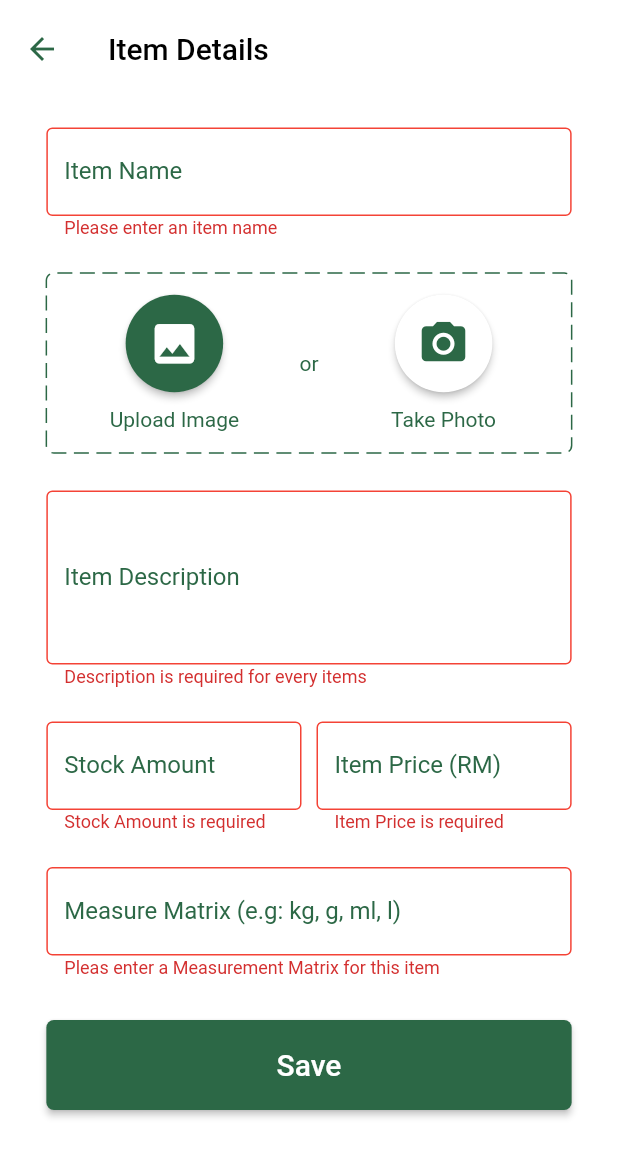
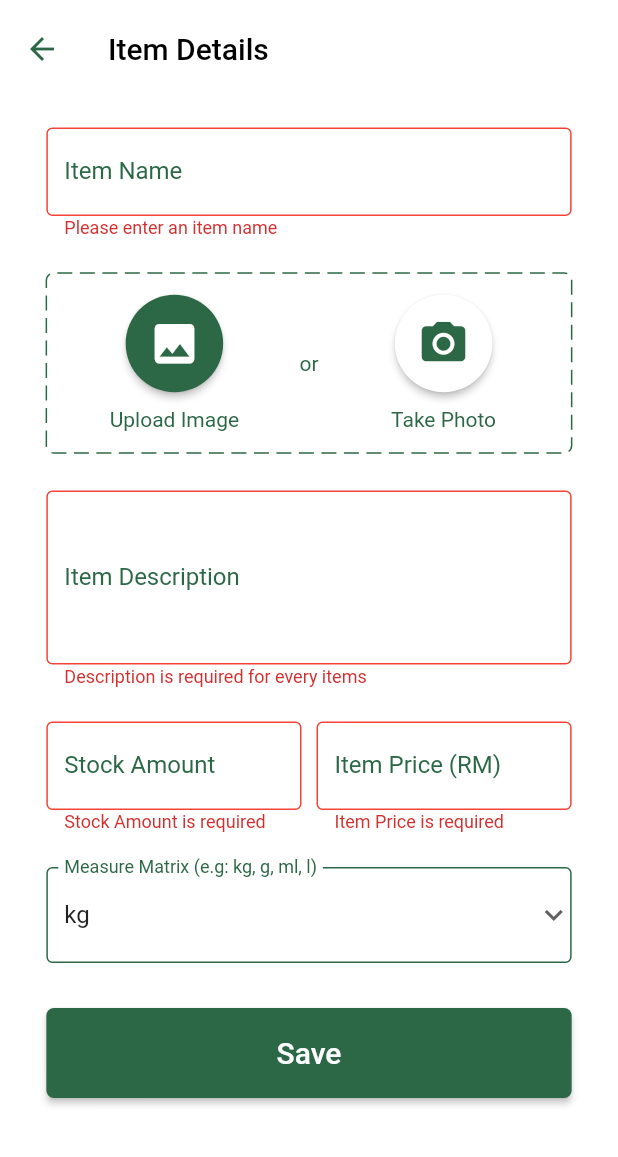
Before and after one commit to Ks1220/flutter_grocery, a Flutter app: the AddItem screen opened directly with empty values, after a tap on "Save", on a phone screen of 412 x 824 dp. Shown: the top 1157 px of the screen. Run offline on Flutter 3.47's test engine with Material 2 defaults, Android fonts, the phone set to English and light mode, and no system bars; drawn by our look-alikes of dotted_border; our stand-ins replace cloud_firestore, double_back_to_close_app, firebase_auth, firebase_core, firebase_storage, flash and 2 more; missing offline and left inert: alphabet_scroll_view; accounts and stored records are empty.

Commit message:
Added dropdown for measurement metrics

```diff
--- a/lib/AddItem.dart
+++ b/lib/AddItem.dart
@@ -32,11 +32,23 @@ class _AddItemState extends State<AddItem> {
   late String imageUrl;
   DocumentSnapshot? groceryItem;
 
+  String dropdownvalue = 'kg';
+
+  var measurementMatrix = [
+    'kg',
+    'g',
+    'mg',
+    'L',
+    'mL',
+    'lb',
+    'piece',
+  ];
+
   TextEditingController _itemNameController = TextEditingController();
   TextEditingController _itemDescriptionController = TextEditingController();
   TextEditingController _itemStockController = TextEditingController();
   TextEditingController _itemPriceController = TextEditingController();
-  TextEditingController _itemMeasurementController = TextEditingController();
+
   @override
   void initState() {
     super.initState();
@@ -58,7 +70,7 @@ class _AddItemState extends State<AddItem> {
           _itemDescriptionController.text = docs["itemDescription"];
           _itemStockController.text = docs["stockAmount"];
           _itemPriceController.text = docs["price"];
-          _itemMeasurementController.text = docs["measurementMatrix"];
+          dropdownvalue = docs["measurementMatrix"];
         });
       });
     }
@@ -489,10 +501,35 @@ class _AddItemState extends State<AddItem> {
                     ],
                   ),
                   SizedBox(height: 25.0),
-                  TextFormField(
-                    controller: _itemMeasurementController,
+                  // TextFormField(
+                  //   controller: _itemMeasurementController,
+                  //   validator: (input) {
+                  //     if (input!.isEmpty)
+                  //       return 'Pleas enter a Measurement Matrix for this item';
+                  //   },
+                  //   decoration: InputDecoration(
+                  //     focusedErrorBorder: OutlineInputBorder(
+                  //       borderSide: BorderSide(color: Colors.red),
+                  //     ),
+                  //     errorBorder: OutlineInputBorder(
+                  //       borderSide: BorderSide(color: Colors.red),
+                  //     ),
+                  //     errorStyle: TextStyle(height: 0.4),
+                  //     enabledBorder: OutlineInputBorder(
+                  //         borderSide: BorderSide(color: Color(0xff2C6846))),
+                  //     focusColor: Color(0xff2C6846),
+                  //     focusedBorder: OutlineInputBorder(
+                  //         borderSide: BorderSide(
+                  //       color: Color(0xff2C6846),
+                  //     )),
+                  //     labelStyle: TextStyle(color: Color(0xff2C6846)),
+                  //     labelText: "Measure Matrix (e.g: kg, g, ml, l)",
+                  //   ),
+                  // ),
+                  DropdownButtonFormField(
+                    value: dropdownvalue,
                     validator: (input) {
-                      if (input!.isEmpty)
+                      if (input.toString().isEmpty)
                         return 'Pleas enter a Measurement Matrix for this item';
                     },
                     decoration: InputDecoration(
@@ -513,10 +550,23 @@ class _AddItemState extends State<AddItem> {
                       labelStyle: TextStyle(color: Color(0xff2C6846)),
                       labelText: "Measure Matrix (e.g: kg, g, ml, l)",
                     ),
+                    icon: const Icon(Icons.keyboard_arrow_down),
+                    items: measurementMatrix.map((items) {
+                      return DropdownMenuItem(
+                        value: items,
+                        child: Text(items),
+                      );
+                    }).toList(),
+                    onChanged: (String? newValue) {
+                      setState(() {
+                        dropdownvalue = newValue!;
+                      });
+                    },
                   ),
                 ])),
           ),
           SizedBox(height: 30),
+          if (!isKeyboard)
             ButtonTheme(
               buttonColor: Color(0xff2C6846),
               minWidth: mediaQueryData.size.width * 0.85,
@@ -539,7 +589,7 @@ class _AddItemState extends State<AddItem> {
                         "itemDescription": _itemDescriptionController.text,
                         "stockAmount": _itemStockController.text,
                         "price": _itemPriceController.text,
-                      "measurementMatrix": _itemMeasurementController.text
+                        "measurementMatrix": dropdownvalue
                       }).then((value) => showFlash(
                                 context: context,
                                 duration: const Duration(seconds: 2),
@@ -549,7 +599,8 @@ class _AddItemState extends State<AddItem> {
                                     backgroundColor: Colors.green,
                                     position: FlashPosition.top,
                                     child: Container(
-                                      width: MediaQuery.of(context).size.width,
+                                        width:
+                                            MediaQuery.of(context).size.width,
                                         height: 70,
                                         child: Column(
                                           mainAxisAlignment:
@@ -582,7 +633,7 @@ class _AddItemState extends State<AddItem> {
                         "itemDescription": _itemDescriptionController.text,
                         "stockAmount": _itemStockController.text,
                         "price": "RM" + _itemPriceController.text,
-                      "measurementMatrix": _itemMeasurementController.text
+                        "measurementMatrix": dropdownvalue
                       }).then((value) => showFlash(
                                 context: context,
                                 duration: const Duration(seconds: 2),
@@ -592,7 +643,8 @@ class _AddItemState extends State<AddItem> {
                                     backgroundColor: Colors.green,
                                     position: FlashPosition.top,
                                     child: Container(
-                                      width: MediaQuery.of(context).size.width,
+                                        width:
+                                            MediaQuery.of(context).size.width,
                                         height: 70,
                                         child: Column(
                                           mainAxisAlignment:
```
Lines whose indentation alone changed are shown as unchanged.
